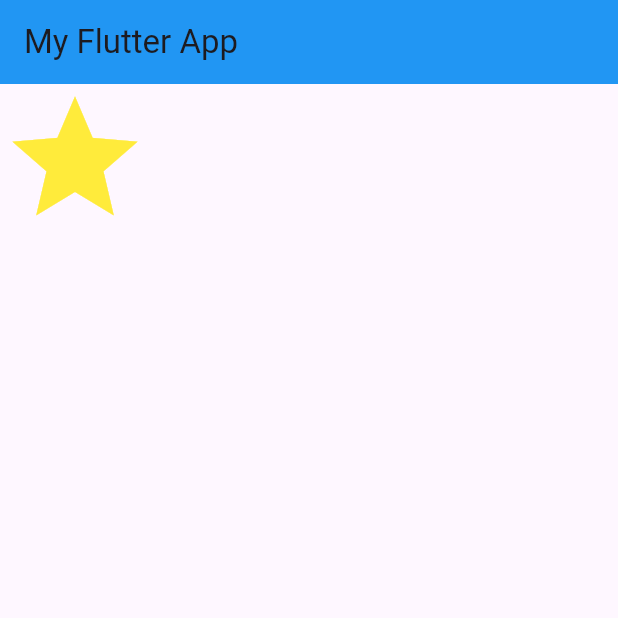
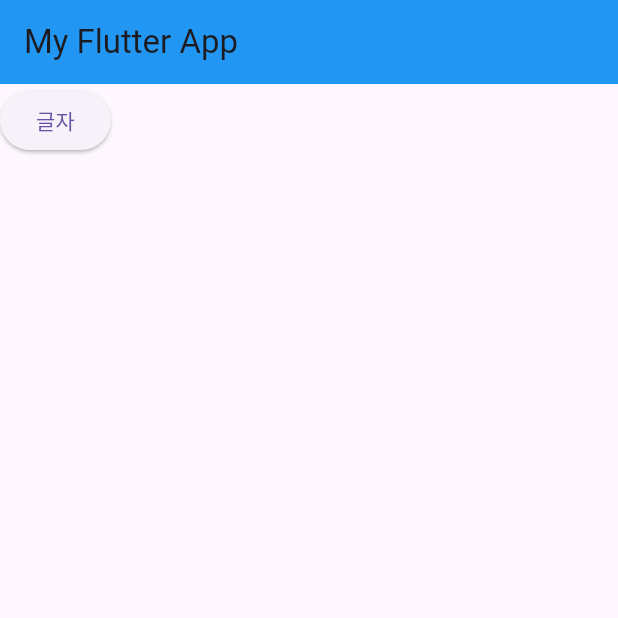
Before and after one commit to doriver/longTimeAgo, a Flutter app: the screen it shows after launch, on a phone screen of 412 x 824 dp, the top half of it. Run offline on Flutter 3.47's test engine with Material 3 defaults, Android fonts, the phone set to English and light mode, and no system bars.

Commit message:
버튼 TextButton, ElevatedButton

```diff
--- a/lib/main.dart
+++ b/lib/main.dart
@@ -14,7 +14,7 @@ class MyApp extends StatelessWidget {
         appBar: AppBar( backgroundColor: Colors.blue, title: Text('My Flutter App') ),
         body: SizedBox(
           child:
-            Icon( Icons.star, color: Colors.yellow, size: 100 )
+            ElevatedButton( onPressed: (){}, style: ButtonStyle(), child:Text('글자'))
         )
       )
     );
```
